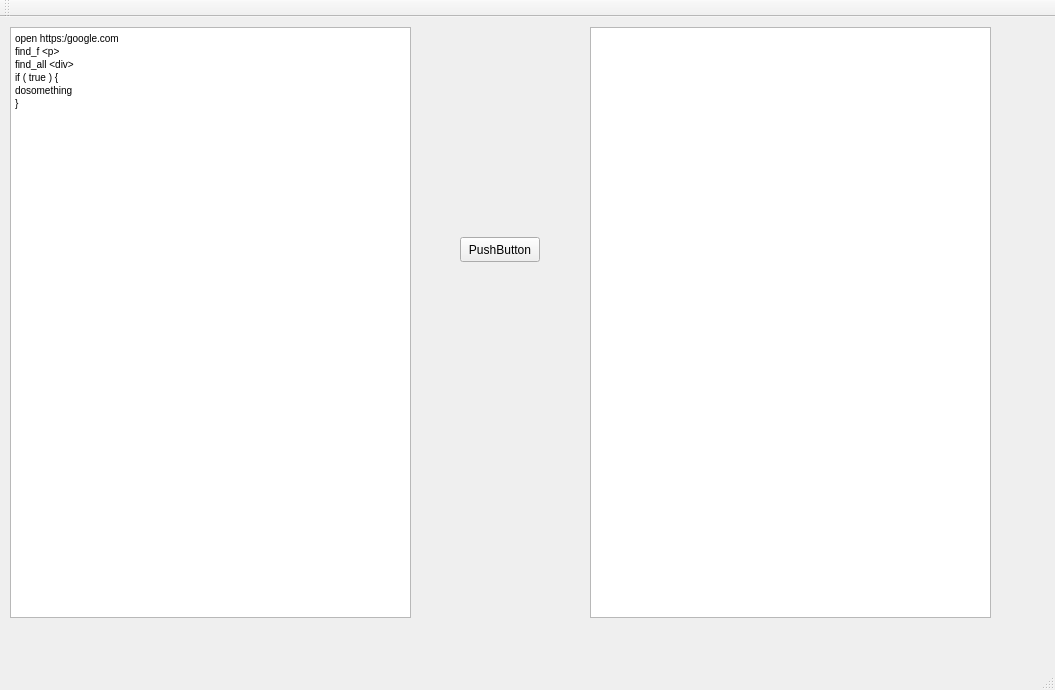
Before: the Qt Designer form Software modeling and analisys/Interpreter/mainwindow.ui in StepanKhymera/Study, drawn with Qt 5.
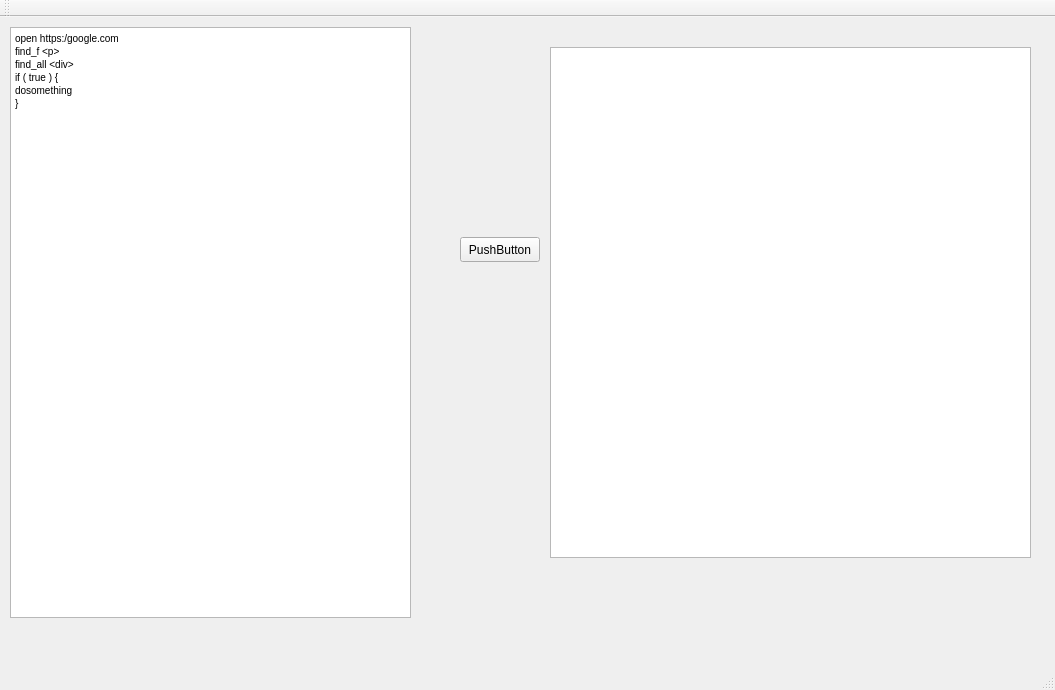
After: the same form once the commit is applied.

```diff
--- a/Software modeling and analisys/Interpreter/mainwindow.ui
+++ b/Software modeling and analisys/Interpreter/mainwindow.ui
@@ -49,15 +49,18 @@
 &lt;p style=&quot; margin-top:0px; margin-bottom:0px; margin-left:0px; margin-right:0px; -qt-block-indent:0; text-indent:0px;&quot;&gt;}&lt;/p&gt;&lt;/body&gt;&lt;/html&gt;</string>
     </property>
    </widget>
-   <widget class="QTextEdit" name="textEdit_2">
+   <widget class="QTreeView" name="treeView">
     <property name="geometry">
      <rect>
-      <x>590</x>
-      <y>10</y>
-      <width>401</width>
-      <height>591</height>
+      <x>550</x>
+      <y>30</y>
+      <width>481</width>
+      <height>511</height>
      </rect>
     </property>
+    <attribute name="headerVisible">
+     <bool>false</bool>
+    </attribute>
    </widget>
   </widget>
   <widget class="QMenuBar" name="menuBar">
```
